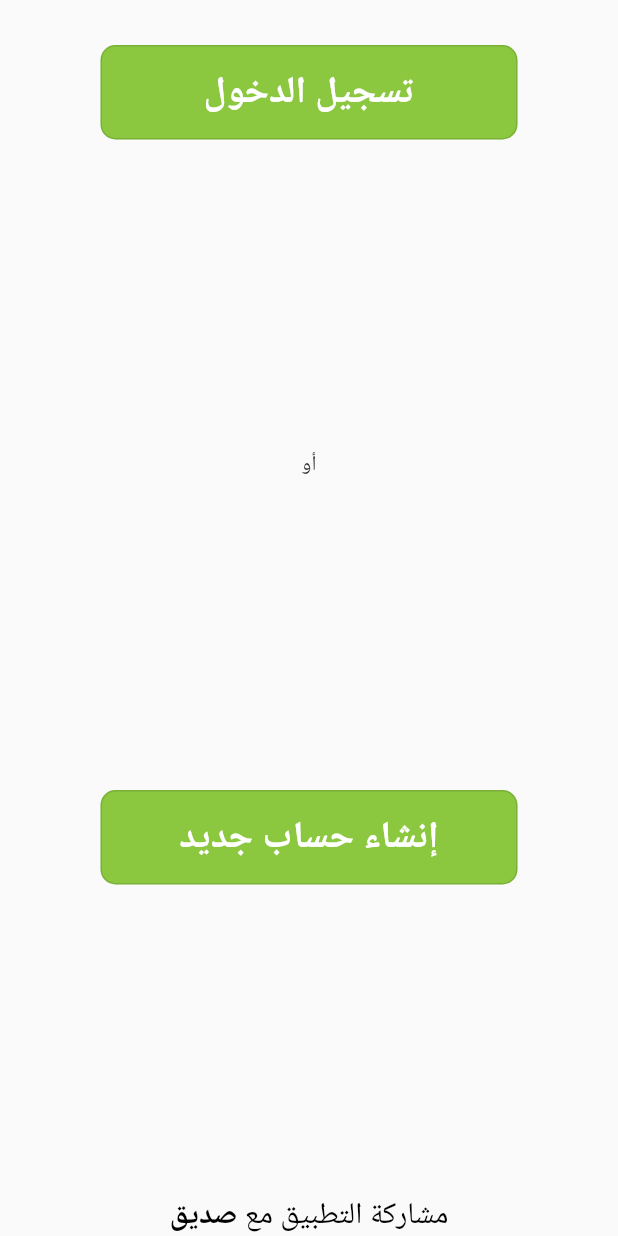
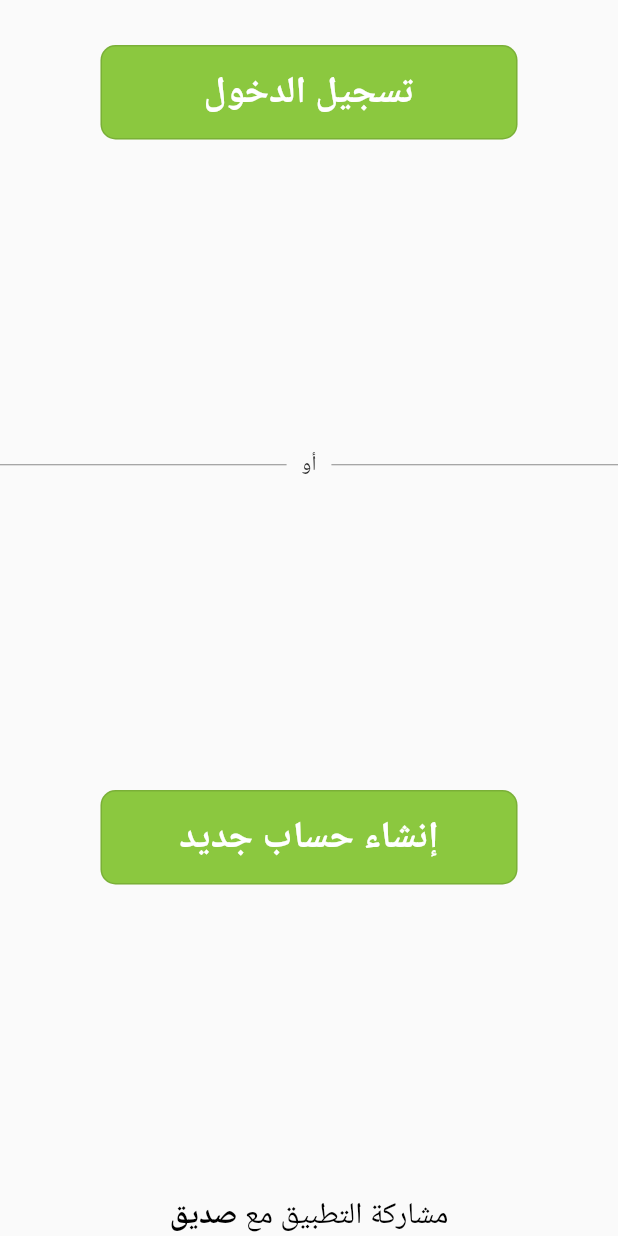
Before and after one commit to BkrTech101-InnovaMind/tadllal-app, a Flutter app: what buildBodyButtons() shows on an empty page, opened directly, on a phone screen of 412 x 824 dp. Run offline on Flutter 3.47's test engine with Material 2 defaults, Android fonts, the phone set to English and light mode, and no system bars; our stand-ins replace flutter_svg; missing offline and left inert: dynamic_height_grid_view.

Commit message:
style(auth-page): implement a divider for the او word

```diff
--- a/app/lib/pages/auth_page/auth_page.dart
+++ b/app/lib/pages/auth_page/auth_page.dart
@@ -95,7 +95,16 @@ Widget buildBodyButtons() {
                 style: TextStyle(fontSize: 25, fontWeight: FontWeight.bold),
               ),
             ),
-            const Text("أو"),
+            Row(
+              children: [
+                const Expanded(child: Divider(color: Colors.black45)),
+                Container(
+                  padding: const EdgeInsets.symmetric(horizontal: 10),
+                  child: const Text("أو"),
+                ),
+                const Expanded(child: Divider(color: Colors.black45)),
+              ],
+            ),
             OutlinedButton(
               style: OutlinedButton.styleFrom(
                   backgroundColor: const Color(0xFF8BC83F),
```
